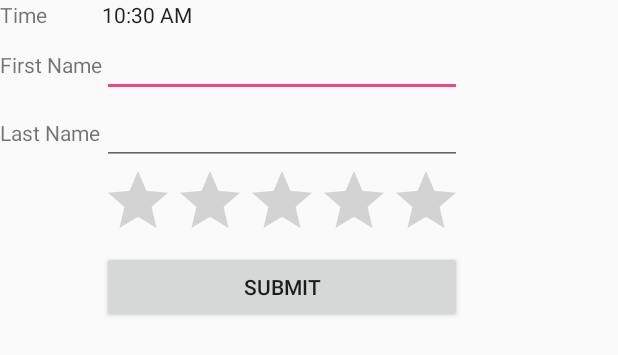
After one commit to skuelec/Parkma2, an Android app: the layout activity_parking.xml on its own in the app's theme, with its tools: preview values and no code run, on a phone screen of 412 x 824 dp. The commit adds this screen. Shown: the top 355 px of the screen. Run offline under Robolectric (Android 15) with nearby library versions, the phone set to English and light mode, and no system bars.

Commit message:
parkingActivity

```diff
--- a/app/src/main/java/at/se/fhcampus/parkma2/ParkingActivity.java
+++ b/app/src/main/java/at/se/fhcampus/parkma2/ParkingActivity.java
@@ -1,9 +1,14 @@
 package at.se.fhcampus.parkma2;
 
-/**
- * Created by kuele on 13.01.2018.
- */
+import android.os.Bundle;
+import android.app.Activity;
+import android.view.Menu;
 
-public class ParkingActivity {
+public class MainActivity extends Activity {
+    @Override
+    protected void onCreate(Bundle savedInstanceState) {
+        super.onCreate(savedInstanceState);
+        setContentView(R.layout.activity_parking);
+    }
 
 }
--- /dev/null
+++ b/app/src/main/res/layout/activity_parking.xml
@@ -0,0 +1,78 @@
+<TableLayout xmlns:android="http://schemas.android.com/apk/res/android"
+    android:layout_width="fill_parent"
+    android:layout_height="fill_parent">
+
+    <TableRow
+        android:layout_width="fill_parent"
+        android:layout_height="fill_parent">
+
+        <TextView
+            android:text="Time"
+            android:layout_width="wrap_content"
+            android:layout_height="wrap_content"
+            android:layout_column="1" />
+
+        <TextClock
+            android:layout_width="wrap_content"
+            android:layout_height="wrap_content"
+            android:id="@+id/textClock"
+            android:layout_column="2" />
+
+    </TableRow>
+
+    <TableRow>
+
+        <TextView
+            android:text="First Name"
+            android:layout_width="wrap_content"
+            android:layout_height="wrap_content"
+            android:layout_column="1" />
+
+        <EditText
+            android:width="200px"
+            android:layout_width="wrap_content"
+            android:layout_height="wrap_content" />
+    </TableRow>
+
+    <TableRow>
+
+        <TextView
+            android:text="Last Name"
+            android:layout_width="wrap_content"
+            android:layout_height="wrap_content"
+            android:layout_column="1" />
+
+        <EditText
+            android:width="100px"
+            android:layout_width="wrap_content"
+            android:layout_height="wrap_content" />
+    </TableRow>
+
+    <TableRow
+        android:layout_width="fill_parent"
+        android:layout_height="fill_parent">
+
+        <RatingBar
+            android:layout_width="wrap_content"
+            android:layout_height="wrap_content"
+            android:id="@+id/ratingBar"
+            android:layout_column="2" />
+    </TableRow>
+
+    <TableRow
+        android:layout_width="fill_parent"
+        android:layout_height="fill_parent"/>
+
+    <TableRow
+        android:layout_width="fill_parent"
+        android:layout_height="fill_parent">
+
+        <Button
+            android:layout_width="wrap_content"
+            android:layout_height="wrap_content"
+            android:text="Submit"
+            android:id="@+id/button"
+            android:layout_column="2" />
+    </TableRow>
+
+</TableLayout>
--- a/app/src/main/res/values/strings.xml
+++ b/app/src/main/res/values/strings.xml
@@ -14,4 +14,7 @@
     <string name="permission_rationale">"Contacts permissions are needed for providing email
         completions."
     </string>
+
+
+    <string name="textView1">Efi</string>
 </resources>
```
